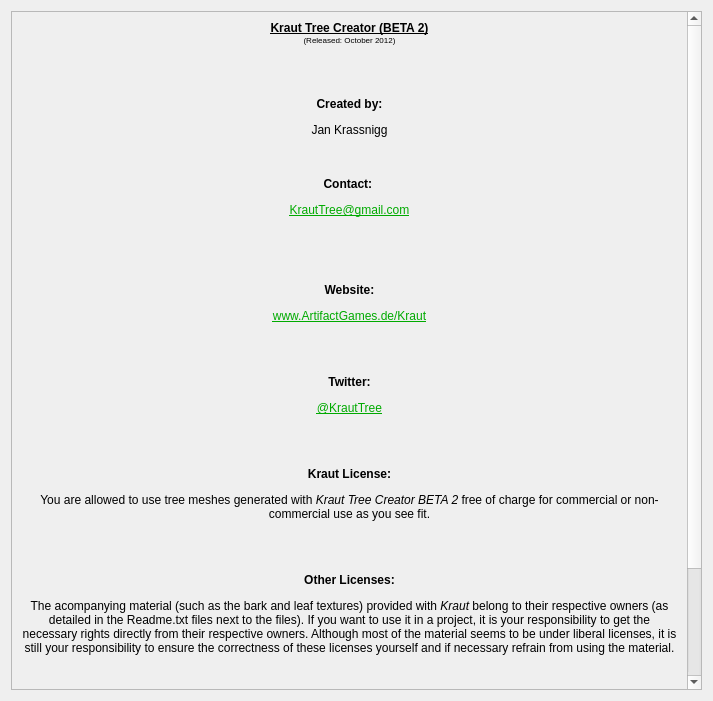
Above: Code/Engine/TreePlugin/GUI/qtAboutDialog/qtAboutDialog.ui from jankrassnigg/Kraut before the change. Below: the same form after it.
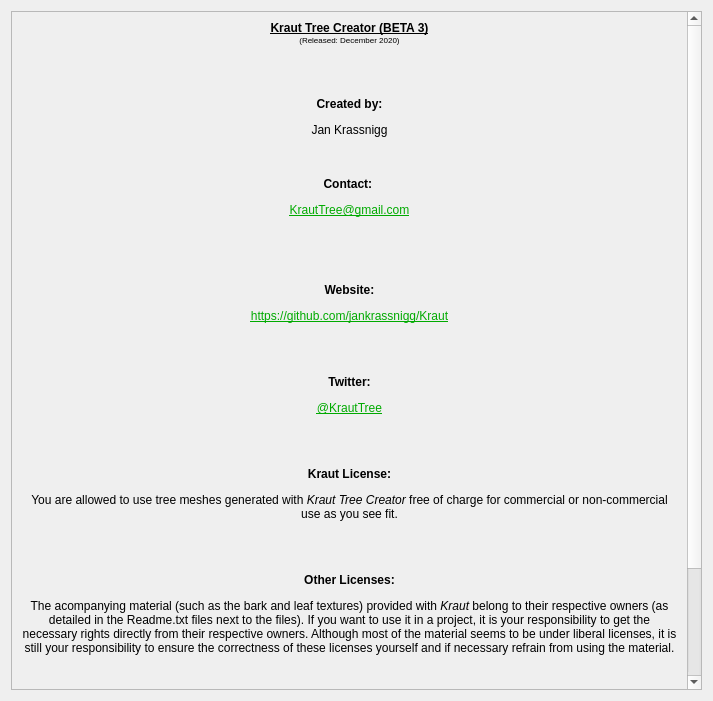
That is the form after the change. Icons and pictures are not drawn.

Patch:
```diff
--- a/Code/Engine/TreePlugin/GUI/qtAboutDialog/qtAboutDialog.ui
+++ b/Code/Engine/TreePlugin/GUI/qtAboutDialog/qtAboutDialog.ui
@@ -34,15 +34,15 @@
        <rect>
         <x>0</x>
         <y>0</y>
-        <width>668</width>
-        <height>1638</height>
+        <width>676</width>
+        <height>1513</height>
        </rect>
       </property>
       <layout class="QVBoxLayout" name="verticalLayout_2">
        <item>
         <widget class="QLabel" name="label_7">
          <property name="text">
-          <string>&lt;html&gt;&lt;head/&gt;&lt;body&gt;&lt;p align=&quot;center&quot;&gt;&lt;span style=&quot; font-weight:600; text-decoration: underline;&quot;&gt;Kraut Tree Creator (BETA 2)&lt;/span&gt;&lt;br/&gt;&lt;span style=&quot; font-size:6pt;&quot;&gt;(Released: October 2012)&lt;/span&gt;&lt;/p&gt;&lt;p align=&quot;center&quot;&gt;&lt;br/&gt;&lt;/p&gt;&lt;p align=&quot;center&quot;&gt;&lt;span style=&quot; font-weight:600;&quot;&gt;Created by:&lt;/span&gt;&lt;/p&gt;&lt;p align=&quot;center&quot;&gt;Jan Krassnigg&lt;br/&gt;&lt;/p&gt;&lt;p align=&quot;center&quot;&gt;&lt;br/&gt;&lt;span style=&quot; font-weight:600;&quot;&gt;Contact: &lt;/span&gt;&lt;/p&gt;&lt;p align=&quot;center&quot;&gt;&lt;a href=&quot;mailto:krauttree@gmail.com&quot;&gt;&lt;span style=&quot; text-decoration: underline; color:#00aa00;&quot;&gt;KrautTree@gmail.com&lt;/span&gt;&lt;/a&gt;&lt;span style=&quot; color:#00aa00;&quot;&gt;&lt;br/&gt;&lt;/span&gt;&lt;/p&gt;&lt;p align=&quot;center&quot;&gt;&lt;br/&gt;&lt;/p&gt;&lt;p align=&quot;center&quot;&gt;&lt;span style=&quot; font-weight:600;&quot;&gt;Website:&lt;/span&gt;&lt;/p&gt;&lt;p align=&quot;center&quot;&gt;&lt;a href=&quot;http://www.ArtifactGames.de/Kraut&quot;&gt;&lt;span style=&quot; text-decoration: underline; color:#00aa00;&quot;&gt;www.ArtifactGames.de/Kraut&lt;/span&gt;&lt;/a&gt;&lt;/p&gt;&lt;p align=&quot;center&quot;&gt;&lt;br/&gt;&lt;/p&gt;&lt;p align=&quot;center&quot;&gt;&lt;span style=&quot; font-weight:600;&quot;&gt;Twitter:&lt;/span&gt;&lt;/p&gt;&lt;p align=&quot;center&quot;&gt;&lt;a href=&quot;https://twitter.com/KrautTree&quot;&gt;&lt;span style=&quot; text-decoration: underline; color:#00aa00;&quot;&gt;@KrautTree&lt;/span&gt;&lt;/a&gt;&lt;/p&gt;&lt;p align=&quot;center&quot;&gt;&lt;br/&gt;&lt;/p&gt;&lt;p align=&quot;center&quot;&gt;&lt;span style=&quot; font-weight:600;&quot;&gt;Kraut License:&lt;/span&gt;&lt;/p&gt;&lt;p align=&quot;center&quot;&gt;You are allowed to use tree meshes generated with &lt;span style=&quot; font-style:italic;&quot;&gt;Kraut Tree Creator BETA 2&lt;/span&gt; free of charge for commercial or non-commercial use as you see fit.&lt;/p&gt;&lt;p align=&quot;center&quot;&gt;&lt;br/&gt;&lt;/p&gt;&lt;p align=&quot;center&quot;&gt;&lt;span style=&quot; font-weight:600;&quot;&gt;Other Licenses:&lt;/span&gt;&lt;/p&gt;&lt;p align=&quot;center&quot;&gt;The acompanying material (such as the bark and leaf textures) provided with &lt;span style=&quot; font-style:italic;&quot;&gt;Kraut&lt;/span&gt; belong to their respective owners (as detailed in the Readme.txt files next to the files). If you want to use it in a project, it is your responsibility to get the necessary rights directly from their respective owners. Although most of the material seems to be under liberal licenses, it is still your responsibility to ensure the correctness of these licenses yourself and if necessary refrain from using the material.&lt;/p&gt;&lt;p align=&quot;center&quot;&gt;&lt;br/&gt;&lt;/p&gt;&lt;p align=&quot;center&quot;&gt;&lt;span style=&quot; font-weight:600;&quot;&gt;Software used by Kraut:&lt;/span&gt;&lt;/p&gt;&lt;p align=&quot;center&quot;&gt;Kraut uses Lua, Qt, Bullet Physics and OpenGL.&lt;/p&gt;&lt;p align=&quot;center&quot;&gt;&lt;img src=&quot;:/Icons/Icons/Lua-Logo_128x128.png&quot;/&gt;&lt;/p&gt;&lt;p align=&quot;center&quot;&gt;&lt;img src=&quot;:/Icons/Icons/bullet_logo_2010_9.png&quot;/&gt;&lt;/p&gt;&lt;p align=&quot;center&quot;&gt;&lt;img src=&quot;:/Icons/Icons/qt-logo.png&quot;/&gt;&lt;/p&gt;&lt;p align=&quot;center&quot;&gt;&lt;img src=&quot;:/Icons/Icons/opengl-logo.png&quot;/&gt;&lt;/p&gt;&lt;/body&gt;&lt;/html&gt;</string>
+          <string>&lt;html&gt;&lt;head/&gt;&lt;body&gt;&lt;p align=&quot;center&quot;&gt;&lt;span style=&quot; font-weight:600; text-decoration: underline;&quot;&gt;Kraut Tree Creator (BETA 3)&lt;/span&gt;&lt;br/&gt;&lt;span style=&quot; font-size:6pt;&quot;&gt;(Released: December 2020)&lt;/span&gt;&lt;/p&gt;&lt;p align=&quot;center&quot;&gt;&lt;br/&gt;&lt;/p&gt;&lt;p align=&quot;center&quot;&gt;&lt;span style=&quot; font-weight:600;&quot;&gt;Created by:&lt;/span&gt;&lt;/p&gt;&lt;p align=&quot;center&quot;&gt;Jan Krassnigg&lt;br/&gt;&lt;/p&gt;&lt;p align=&quot;center&quot;&gt;&lt;br/&gt;&lt;span style=&quot; font-weight:600;&quot;&gt;Contact: &lt;/span&gt;&lt;/p&gt;&lt;p align=&quot;center&quot;&gt;&lt;a href=&quot;mailto:krauttree@gmail.com&quot;&gt;&lt;span style=&quot; text-decoration: underline; color:#00aa00;&quot;&gt;KrautTree@gmail.com&lt;/span&gt;&lt;/a&gt;&lt;span style=&quot; color:#00aa00;&quot;&gt;&lt;br/&gt;&lt;/span&gt;&lt;/p&gt;&lt;p align=&quot;center&quot;&gt;&lt;br/&gt;&lt;/p&gt;&lt;p align=&quot;center&quot;&gt;&lt;span style=&quot; font-weight:600;&quot;&gt;Website:&lt;/span&gt;&lt;/p&gt;&lt;p align=&quot;center&quot;&gt;&lt;a href=&quot;https://github.com/jankrassnigg/Kraut&quot;&gt;&lt;span style=&quot; text-decoration: underline; color:#00aa00;&quot;&gt;https://github.com/jankrassnigg/Kraut&lt;/span&gt;&lt;/a&gt;&lt;/p&gt;&lt;p align=&quot;center&quot;&gt;&lt;br/&gt;&lt;/p&gt;&lt;p align=&quot;center&quot;&gt;&lt;span style=&quot; font-weight:600;&quot;&gt;Twitter:&lt;/span&gt;&lt;/p&gt;&lt;p align=&quot;center&quot;&gt;&lt;a href=&quot;https://twitter.com/KrautTree&quot;&gt;&lt;span style=&quot; text-decoration: underline; color:#00aa00;&quot;&gt;@KrautTree&lt;/span&gt;&lt;/a&gt;&lt;/p&gt;&lt;p align=&quot;center&quot;&gt;&lt;br/&gt;&lt;/p&gt;&lt;p align=&quot;center&quot;&gt;&lt;span style=&quot; font-weight:600;&quot;&gt;Kraut License:&lt;/span&gt;&lt;/p&gt;&lt;p align=&quot;center&quot;&gt;You are allowed to use tree meshes generated with &lt;span style=&quot; font-style:italic;&quot;&gt;Kraut Tree Creator&lt;/span&gt; free of charge for commercial or non-commercial use as you see fit.&lt;/p&gt;&lt;p align=&quot;center&quot;&gt;&lt;br/&gt;&lt;/p&gt;&lt;p align=&quot;center&quot;&gt;&lt;span style=&quot; font-weight:600;&quot;&gt;Other Licenses:&lt;/span&gt;&lt;/p&gt;&lt;p align=&quot;center&quot;&gt;The acompanying material (such as the bark and leaf textures) provided with &lt;span style=&quot; font-style:italic;&quot;&gt;Kraut&lt;/span&gt; belong to their respective owners (as detailed in the Readme.txt files next to the files). If you want to use it in a project, it is your responsibility to get the necessary rights directly from their respective owners. Although most of the material seems to be under liberal licenses, it is still your responsibility to ensure the correctness of these licenses yourself and if necessary refrain from using the material.&lt;/p&gt;&lt;p align=&quot;center&quot;&gt;&lt;br/&gt;&lt;/p&gt;&lt;p align=&quot;center&quot;&gt;&lt;span style=&quot; font-weight:600;&quot;&gt;Software used by Kraut:&lt;/span&gt;&lt;/p&gt;&lt;p align=&quot;center&quot;&gt;Kraut uses Lua, Qt, Bullet Physics and OpenGL.&lt;/p&gt;&lt;p align=&quot;center&quot;&gt;&lt;img src=&quot;:/Icons/Icons/Lua-Logo_128x128.png&quot;/&gt;&lt;/p&gt;&lt;p align=&quot;center&quot;&gt;&lt;img src=&quot;:/Icons/Icons/bullet_logo_2010_9.png&quot;/&gt;&lt;/p&gt;&lt;p align=&quot;center&quot;&gt;&lt;img src=&quot;:/Icons/Icons/qt-logo.png&quot;/&gt;&lt;/p&gt;&lt;p align=&quot;center&quot;&gt;&lt;img src=&quot;:/Icons/Icons/opengl-logo.png&quot;/&gt;&lt;/p&gt;&lt;/body&gt;&lt;/html&gt;</string>
          </property>
          <property name="textFormat">
           <enum>Qt::RichText</enum>
```
